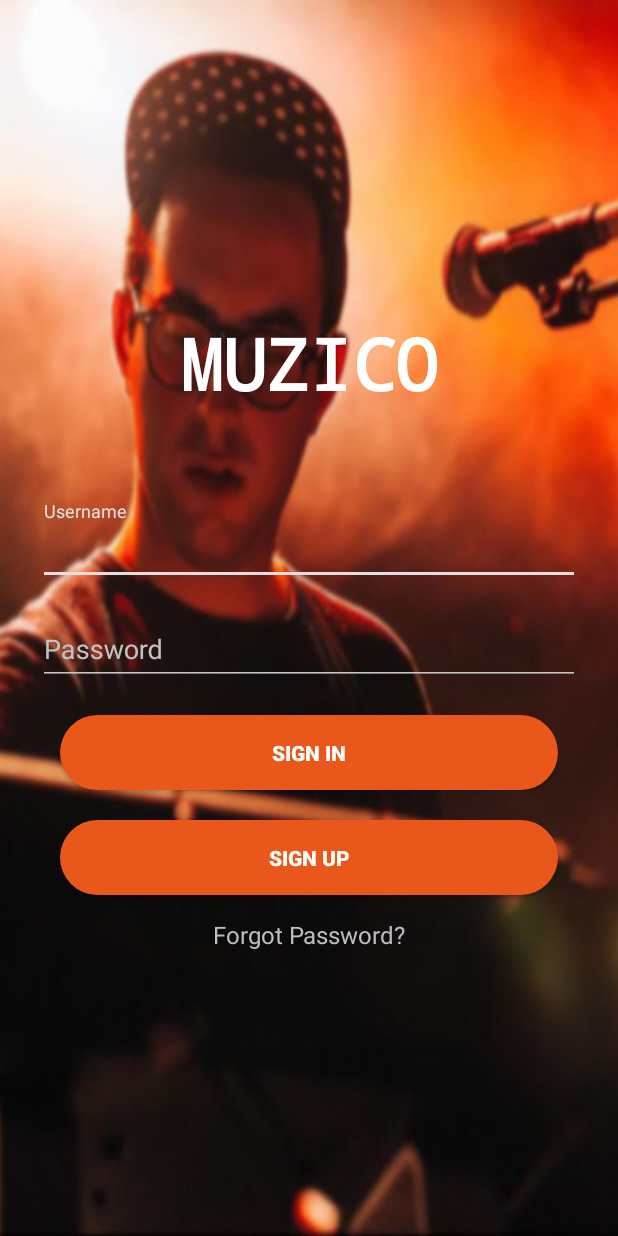
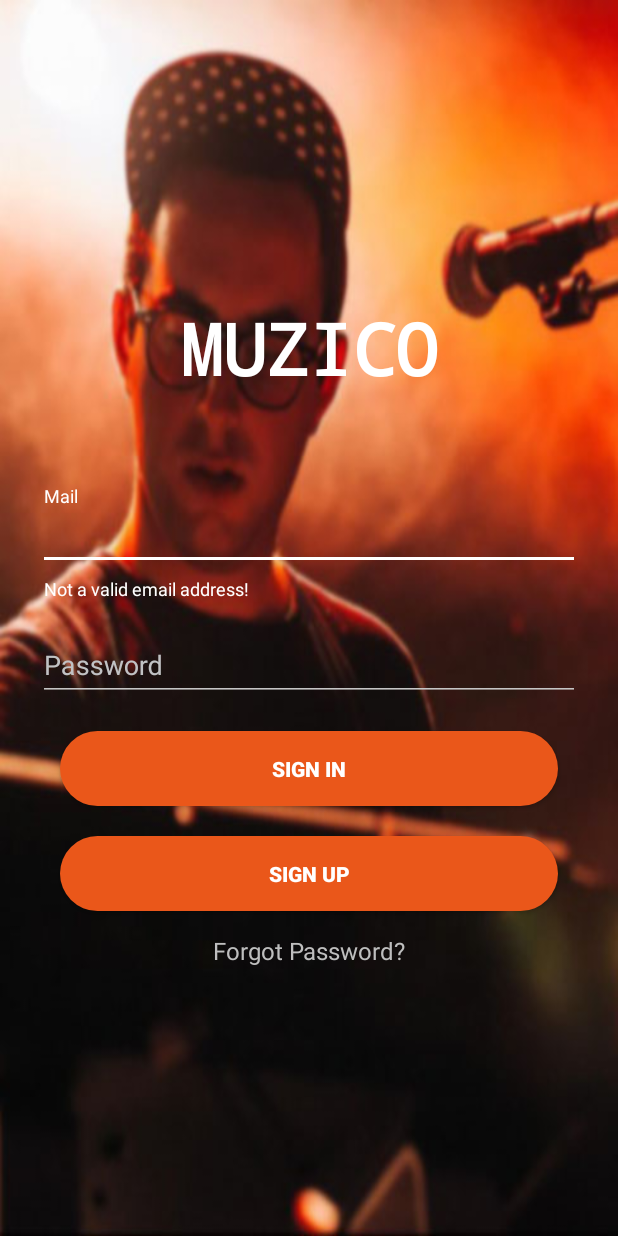
Before and after one commit to DanyOg/ProjectX, an Android app: the screen it shows after launch (LoginActivity), after a tap on "SIGN IN", on a phone screen of 412 x 824 dp. Run offline under Robolectric (Android 15) with nearby library versions, the phone set to English and light mode, and no system bars; our stand-ins replace ButterKnife; libraries missing offline, so code that uses them is left out: com.ogaclejapan.smarttablayout.

Commit message:
Check error login

```diff
--- a/app/src/main/java/com/focus/projectx/fragments/SignInFragment.java
+++ b/app/src/main/java/com/focus/projectx/fragments/SignInFragment.java
@@ -4,6 +4,7 @@ package com.focus.projectx.fragments;
 import android.app.ProgressDialog;
 import android.content.Intent;
 import android.os.Bundle;
+import android.support.design.widget.TextInputLayout;
 import android.support.v4.app.Fragment;
 import android.support.v4.app.FragmentManager;
 import android.support.v4.app.FragmentTransaction;
@@ -21,6 +22,9 @@ import com.focus.projectx.R;
 import com.focus.projectx.UserInfoActivity;
 import com.focus.projectx.model.RegisterRequestStatus;
 
+import java.util.regex.Matcher;
+import java.util.regex.Pattern;
+
 import butterknife.ButterKnife;
 import butterknife.OnClick;
 import butterknife.Unbinder;
@@ -35,12 +39,14 @@ public class SignInFragment extends Fragment {
     private Link link;
     private ProgressDialog dialog;
 
-    private EditText mail;
-    private EditText password;
     private Button signInBtn;
     private FragmentManager mFragmentManager;
     private FragmentTransaction mFragmentTransaction;
     private Unbinder unbinder;
+    private static final String EMAIL_PATTERN = "^[a-zA-Z0-9#_~!$&'()*+,;=:.\"(),:;<>@\\[\\]\\\\]+@[a-zA-Z0-9-]+(\\.[a-zA-Z0-9-]+)*$";
+    private Pattern pattern = Pattern.compile(EMAIL_PATTERN);
+    private Matcher matcher;
+
 
     @Override
     public View onCreateView(LayoutInflater inflater, ViewGroup container,
@@ -50,15 +56,23 @@ public class SignInFragment extends Fragment {
 
         link = RetroClient.getApiService();
 
-        mail = (EditText) view.findViewById(R.id.user_mail);
-        password = (EditText) view.findViewById(R.id.user_password);
         signInBtn = (Button) view.findViewById(R.id.button_SignIn);
+        final TextInputLayout usernameWrapper = (TextInputLayout) view.findViewById(R.id.logMail);
+        final TextInputLayout passwordWrapper = (TextInputLayout) view.findViewById(R.id.logPass);
 
         signInBtn.setOnClickListener(new View.OnClickListener() {
             @Override
             public void onClick(View v) {
-                dialog = ProgressDialog.show(view.getContext(), "", "loading...");
-                Login(mail.getText().toString(), password.getText().toString());
+                if (!validateEmail(usernameWrapper.getEditText().getText().toString())) {
+                    usernameWrapper.setError("Not a valid email address!");
+                } else if (!validatePassword(passwordWrapper.getEditText().getText().toString())) {
+                    passwordWrapper.setError("Not a valid password!");
+                } else {
+                    dialog = ProgressDialog.show(view.getContext(), "", "loading...");
+                    usernameWrapper.setErrorEnabled(false);
+                    passwordWrapper.setErrorEnabled(false);
+                    Login(usernameWrapper.getEditText().getText().toString(), passwordWrapper.getEditText().getText().toString());
+                }
             }
         });
 
@@ -102,4 +116,13 @@ public class SignInFragment extends Fragment {
                 .addToBackStack(null)
                 .commit();
     }
+
+    public boolean validateEmail(String email) {
+        matcher = pattern.matcher(email);
+        return matcher.matches();
+    }
+
+    public boolean validatePassword(String password) {
+        return password.length() > 5;
+    }
 }
--- a/app/src/main/res/layout/fragment_signin.xml
+++ b/app/src/main/res/layout/fragment_signin.xml
@@ -24,20 +24,21 @@
             android:textColor="@android:color/white"
             android:gravity="center"/>
         <android.support.design.widget.TextInputLayout
-            android:id="@+id/textInputLayout"
+            android:id="@+id/logMail"
             android:layout_width="match_parent"
             android:layout_height="wrap_content"
             android:textColorHint="#c1c2c4"
+            app:errorTextAppearance="@style/error_appearance"
+            android:layout_marginLeft="25dp"
+            android:layout_marginRight="25dp"
             android:paddingTop="60dp">
             <EditText
                 android:layout_width="match_parent"
                 android:layout_height="wrap_content"
                 android:inputType="textEmailAddress"
-                android:hint="Username"
+                android:hint="Mail"
                 android:id="@+id/user_mail"
                 android:maxLines="1"
-                android:layout_marginLeft="25dp"
-                android:layout_marginRight="25dp"
                 android:textColorHint="#c1c2c4"
                 android:textColor="@android:color/white"
                 app:hintTextAppearance="@style/TextAppearence.App.TextInputLayout"
@@ -45,10 +46,13 @@
         </android.support.design.widget.TextInputLayout>
 
         <android.support.design.widget.TextInputLayout
-            android:id="@+id/textInputLayout2"
+            android:id="@+id/logPass"
             android:layout_width="match_parent"
             android:layout_height="wrap_content"
             android:textColorHint="#c1c2c4"
+            android:layout_marginLeft="25dp"
+            android:layout_marginRight="25dp"
+            app:errorTextAppearance="@style/error_appearance"
             android:paddingTop="15dp">
 
             <EditText
@@ -58,8 +62,6 @@
                 android:inputType="textPassword"
                 android:hint="Password"
                 android:maxLines="1"
-                android:layout_marginLeft="25dp"
-                android:layout_marginRight="25dp"
                 android:textColor="@android:color/white"
                 android:textColorLink="?attr/actionModeSplitBackground"
                 app:hintTextAppearance="@style/TextAppearence.App.TextInputLayout"
--- a/app/src/main/res/values/styles.xml
+++ b/app/src/main/res/values/styles.xml
@@ -30,4 +30,9 @@
     <style name="TextAppearence.App.TextInputLayout" parent="@android:style/TextAppearance">
     <item name="android:textColor">#c5c5c5</item>
     </style>
+
+    <style name="error_appearance" parent="@android:style/TextAppearance">
+        <item name="android:textColor">@android:color/white</item>
+        <item name="android:textSize">12sp</item>
+    </style>
 </resources>
```
